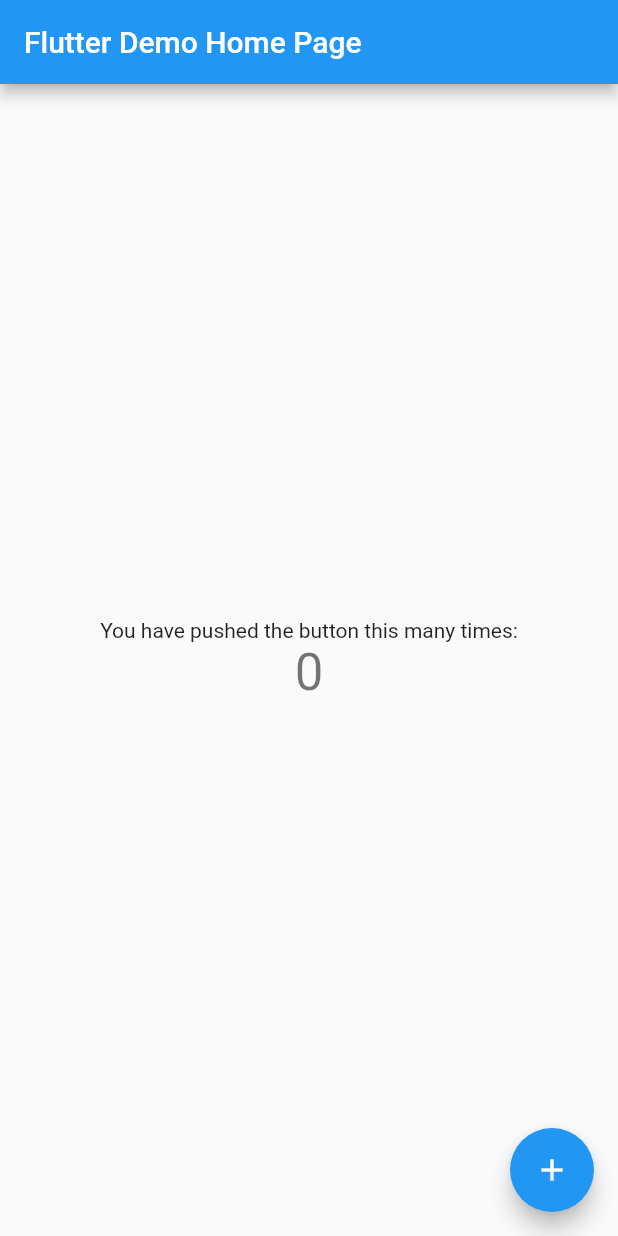
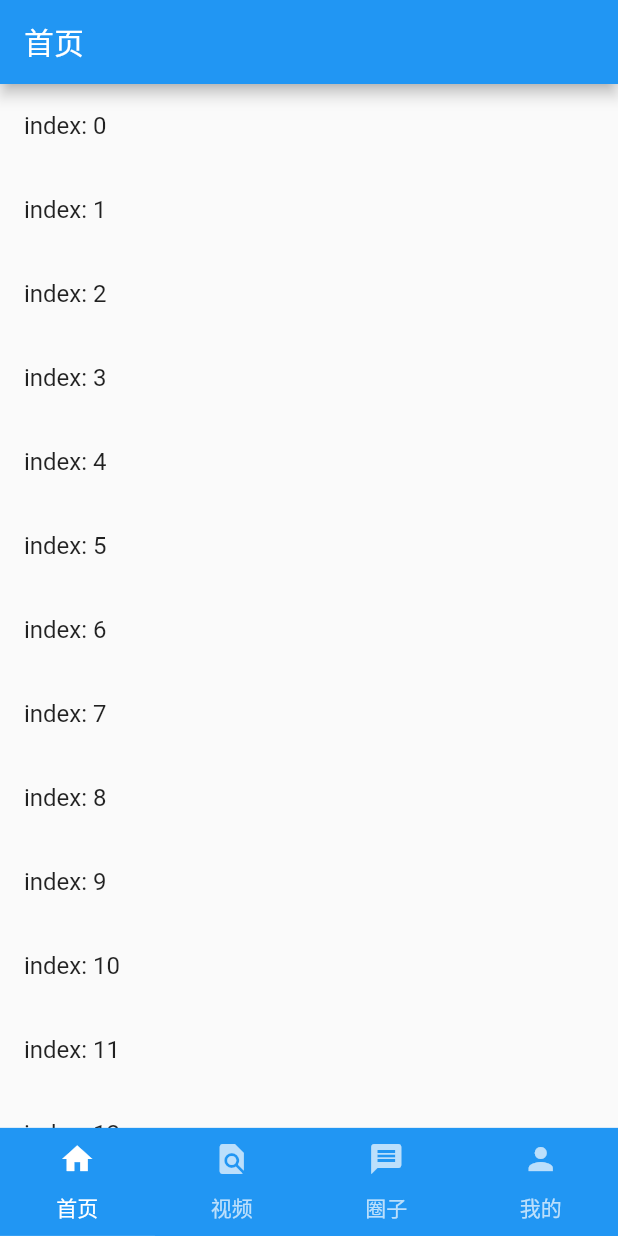
Before and after one commit to CaryZheng/swiftmic_news_flutter, a Flutter app: the screen it shows after launch, on a phone screen of 412 x 824 dp. Run offline on Flutter 3.47's test engine with Material 2 defaults, Android fonts, the phone set to English and light mode, and no system bars.

Commit message:
Add tabbar

```diff
--- /dev/null
+++ b/lib/home/FeedTabView.dart
@@ -0,0 +1,36 @@
+import 'package:flutter/material.dart';
+import 'package:swiftmic_news/article/ArticleDetailPageView.dart';
+
+class FeedTabView extends StatefulWidget {
+  @override
+  _FeedTabViewState createState() => _FeedTabViewState();
+}
+
+class _FeedTabViewState extends State<FeedTabView> {
+  @override
+  Widget build(BuildContext context) {
+    return buildListView();
+  }
+
+  Widget buildListView() {
+    return ListView.builder(itemBuilder: (context, i) {
+      return buildRow(i);
+    });
+  }
+
+  Widget buildRow(int index) {
+    return ListTile(
+      title: Text("index: " + index.toString()),
+      onTap: onItemClicked,
+    );
+  }
+
+  void onItemClicked() {
+    print("onItemClicked");
+
+    Navigator.push(
+      context,
+      MaterialPageRoute(builder: (context) => ArticleDetailPageView()),
+    );
+  }
+}
--- a/lib/main.dart
+++ b/lib/main.dart
@@ -1,4 +1,8 @@
 import 'package:flutter/material.dart';
+import 'package:swiftmic_news/home/FeedTabView.dart';
+import 'package:swiftmic_news/home/MeTabView.dart';
+import 'package:swiftmic_news/home/MessageCenterTabView.dart';
+import 'package:swiftmic_news/home/NodeTabView.dart';
 
 void main() {
   runApp(MyApp());
@@ -45,18 +49,27 @@ class MyHomePage extends StatefulWidget {
   _MyHomePageState createState() => _MyHomePageState();
 }
 
-class _MyHomePageState extends State<MyHomePage> {
-  int _counter = 0;
+class _MyHomePageState extends State<MyHomePage>
+    with SingleTickerProviderStateMixin {
+  TabController controller;
 
-  void _incrementCounter() {
-    setState(() {
-      // This call to setState tells the Flutter framework that something has
-      // changed in this State, which causes it to rerun the build method below
-      // so that the display can reflect the updated values. If we changed
-      // _counter without calling setState(), then the build method would not be
-      // called again, and so nothing would appear to happen.
-      _counter++;
-    });
+  final pages = [
+    FeedTabView(),
+    NodeTabView("视频"),
+    MessageCenterTabView("圈子"),
+    MeTabView("我的")
+  ];
+
+  @override
+  void initState() {
+    super.initState();
+    controller = new TabController(length: 4, vsync: this);
+  }
+
+  @override
+  void dispose() {
+    controller.dispose();
+    super.dispose();
   }
 
   @override
@@ -67,47 +80,26 @@ class _MyHomePageState extends State<MyHomePage> {
     // The Flutter framework has been optimized to make rerunning build methods
     // fast, so that you can just rebuild anything that needs updating rather
     // than having to individually change instances of widgets.
-    return Scaffold(
-      appBar: AppBar(
-        // Here we take the value from the MyHomePage object that was created by
-        // the App.build method, and use it to set our appbar title.
-        title: Text(widget.title),
-      ),
-      body: Center(
-        // Center is a layout widget. It takes a single child and positions it
-        // in the middle of the parent.
-        child: Column(
-          // Column is also a layout widget. It takes a list of children and
-          // arranges them vertically. By default, it sizes itself to fit its
-          // children horizontally, and tries to be as tall as its parent.
-          //
-          // Invoke "debug painting" (press "p" in the console, choose the
-          // "Toggle Debug Paint" action from the Flutter Inspector in Android
-          // Studio, or the "Toggle Debug Paint" command in Visual Studio Code)
-          // to see the wireframe for each widget.
-          //
-          // Column has various properties to control how it sizes itself and
-          // how it positions its children. Here we use mainAxisAlignment to
-          // center the children vertically; the main axis here is the vertical
-          // axis because Columns are vertical (the cross axis would be
-          // horizontal).
-          mainAxisAlignment: MainAxisAlignment.center,
-          children: <Widget>[
-            Text(
-              'You have pushed the button this many times:',
-            ),
-            Text(
-              '$_counter',
-              style: Theme.of(context).textTheme.headline4,
-            ),
-          ],
+    return new MaterialApp(
+      home: new Scaffold(
+        appBar: new AppBar(
+          title: new Text("首页"),
+        ),
+        body: new TabBarView(controller: controller, children: pages),
+        bottomNavigationBar: new Material(
+          color: Colors.blue,
+          child: new TabBar(
+            controller: controller,
+            tabs: <Tab>[
+              new Tab(text: "首页", icon: new Icon(Icons.home)),
+              new Tab(text: "视频", icon: new Icon(Icons.find_in_page)),
+              new Tab(text: "圈子", icon: new Icon(Icons.message)),
+              new Tab(text: "我的", icon: new Icon(Icons.person))
+            ],
+            indicatorWeight: 0.1,
+          ),
         ),
       ),
-      floatingActionButton: FloatingActionButton(
-        onPressed: _incrementCounter,
-        tooltip: 'Increment',
-        child: Icon(Icons.add),
-      ), // This trailing comma makes auto-formatting nicer for build methods.
     );
   }
 }
```
Also changed, not shown: lib/article/ArticleDetailPageView.dart (added, +16 -0 lines), lib/home/MeTabView.dart (added, +45 -0 lines), lib/home/MessageCenterTabView.dart (added, +83 -0 lines), lib/home/NodeTabView.dart (added, +19 -0 lines).
